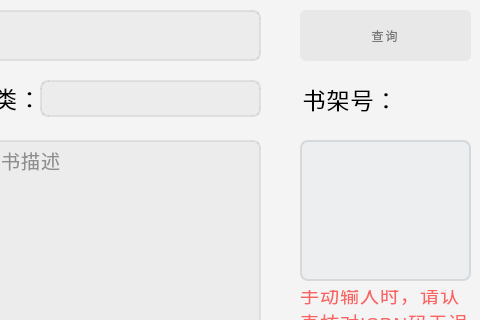
First picture: the form in SmartLibraryGUI/addbook.ui, repository yanglei-er/SmartLibraryQt, before the edit; both pictures show x 480 to 960 and y 0 to 320 of the 960 by 540 pixel window.
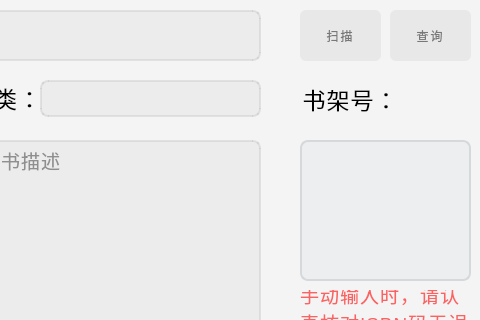
Second picture: the form after the edit. Icons and pictures are not drawn.

Diff of the .ui file:
```diff
--- a/SmartLibraryGUI/addbook.ui
+++ b/SmartLibraryGUI/addbook.ui
@@ -103,9 +103,9 @@
    </property>
    <property name="geometry">
     <rect>
-     <x>780</x>
+     <x>870</x>
      <y>10</y>
-     <width>171</width>
+     <width>81</width>
      <height>51</height>
     </rect>
    </property>
@@ -772,6 +772,22 @@
     <set>Qt::AlignCenter</set>
    </property>
   </widget>
+  <widget class="QPushButton" name="scan_Btn">
+   <property name="enabled">
+    <bool>false</bool>
+   </property>
+   <property name="geometry">
+    <rect>
+     <x>780</x>
+     <y>10</y>
+     <width>81</width>
+     <height>51</height>
+    </rect>
+   </property>
+   <property name="text">
+    <string>扫描</string>
+   </property>
+  </widget>
   <zorder>backLabel</zorder>
   <zorder>isbn_Edit</zorder>
   <zorder>search_Btn</zorder>
@@ -801,6 +817,7 @@
   <zorder>addBtn</zorder>
   <zorder>shelfNum_Edit</zorder>
   <zorder>label_11</zorder>
+  <zorder>scan_Btn</zorder>
  </widget>
  <resources/>
  <connections/>
```
